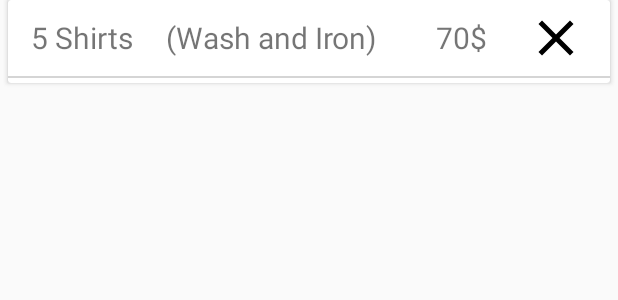
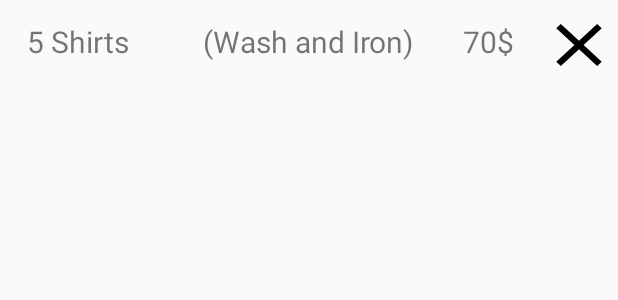
Before and after one commit to jainmihir26/LaundryHomeApp, an Android app: the layout recyclerview_cart_item.xml on its own in the app's theme, with its tools: preview values and no code run, on a phone screen of 412 x 824 dp. Shown: the top 300 px of the screen. Run offline under Robolectric (Android 15) with nearby library versions, the phone set to English and light mode, and no system bars; network calls fail.

Commit message:
this is branch9

```diff
--- a/app/src/main/java/com/example/stet/Activities/EditAccountActivity.java
+++ b/app/src/main/java/com/example/stet/Activities/EditAccountActivity.java
@@ -41,6 +41,12 @@ public class EditAccountActivity extends AppCompatActivity {
         super.onCreate(savedInstanceState);
         setContentView(R.layout.activity_edit_account);
         init();
+
+        SharedPreferencesConfig sharedPreferencesConfig = new SharedPreferencesConfig(getApplicationContext());
+
+        mFirstName.setText(sharedPreferencesConfig.read_full_name().split(" ")[0]);
+        mLastName.setText(sharedPreferencesConfig.read_full_name().split(" ")[1]);
+        mEmail.setText(sharedPreferencesConfig.read_email());
 
         mSave.setOnClickListener(new View.OnClickListener() {
             @Override
--- a/app/src/main/java/com/example/stet/Activities/LoginActivity.java
+++ b/app/src/main/java/com/example/stet/Activities/LoginActivity.java
@@ -93,7 +93,7 @@ public class LoginActivity extends AppCompatActivity {
                     StringRequest stringRequest = new StringRequest(Request.Method.POST, Urls.urlLogin, new Response.Listener<String>() {
                         @Override
                         public void onResponse(String response) {
-                            Toast.makeText(LoginActivity.this,response, Toast.LENGTH_SHORT).show();
+                            //Toast.makeText(LoginActivity.this,response, Toast.LENGTH_SHORT).show();
                             parseData(response);
                             loadingDialog.dismissDialog();
                         }
--- a/app/src/main/java/com/example/stet/Activities/RegisterActivity.java
+++ b/app/src/main/java/com/example/stet/Activities/RegisterActivity.java
@@ -96,7 +96,7 @@ public class RegisterActivity extends AppCompatActivity {
                     StringRequest stringRequest = new StringRequest(Request.Method.POST, Urls.registerUrl, new Response.Listener<String>() {
                         @Override
                         public void onResponse(String response) {
-                            Toast.makeText(RegisterActivity.this, response, Toast.LENGTH_SHORT).show();
+                            //Toast.makeText(RegisterActivity.this, response, Toast.LENGTH_SHORT).show();
                             parseData(response);
 
                         }
--- a/app/src/main/java/com/example/stet/Activities/UpiPaymentActivity.java
+++ b/app/src/main/java/com/example/stet/Activities/UpiPaymentActivity.java
@@ -284,7 +284,9 @@ public class UpiPaymentActivity extends AppCompatActivity {
                 new DialogInterface.OnClickListener() {
                     public void onClick(DialogInterface dialog,
                                         int which) {
-                        startActivity(new Intent(UpiPaymentActivity.this,MainActivity.class));
+                        Intent intent = new Intent(UpiPaymentActivity.this,MainActivity.class);
+                        intent.setFlags(Intent.FLAG_ACTIVITY_NEW_TASK | Intent.FLAG_ACTIVITY_CLEAR_TASK);
+                        startActivity(intent);
                         finish();
                     }
                 });
--- a/app/src/main/java/com/example/stet/Fragment/PastOrder.java
+++ b/app/src/main/java/com/example/stet/Fragment/PastOrder.java
@@ -60,7 +60,7 @@ public class PastOrder extends Fragment {
         StringRequest stringRequest = new StringRequest(Request.Method.POST, Urls.getOrderUrl, new Response.Listener<String>() {
             @Override
             public void onResponse(String response) {
-                Toast.makeText(getActivity(),response, Toast.LENGTH_SHORT).show();
+                //Toast.makeText(getActivity(),response, Toast.LENGTH_SHORT).show();
                 parseData(response);
             }
         }, new Response.ErrorListener() {
--- a/app/src/main/java/com/example/stet/Helper/Urls.java
+++ b/app/src/main/java/com/example/stet/Helper/Urls.java
@@ -1,7 +1,8 @@
 package com.example.stet.Helper;
 
 public class Urls {
-    final  public static String mainUrl="http://192.168.0.104:8000/apis/";
+    //final  public static String mainUrl="http://192.168.0.107:8001/apis/";
+    final  public static String mainUrl="https://mylastdemo.herokuapp.com/apis/";
     final public static String urlLogin = mainUrl+"login/";
     final public static String mapsUrl=mainUrl+"add_address/";
     final public static String verifyOtpUrl=mainUrl+"verify_otp/";
--- a/app/src/main/res/drawable/detect_location_button.xml
+++ b/app/src/main/res/drawable/detect_location_button.xml
@@ -2,5 +2,5 @@
 <shape xmlns:android="http://schemas.android.com/apk/res/android">
     <corners android:radius="200dp" />
     <stroke android:color="#000000" android:width="3dp" />
-    <solid android:color="#0004ff" />
+    <solid android:color="@color/active_dots" />
 </shape>
--- a/app/src/main/res/layout/activity_enter.xml
+++ b/app/src/main/res/layout/activity_enter.xml
@@ -27,7 +27,6 @@
         android:id="@+id/password_enterId"
         android:maxLength="6"
         android:maxLines="1"
-        android:inputType="numberDecimal"
         android:hint="Enter password"
         />
 
--- a/app/src/main/res/layout/activity_maps.xml
+++ b/app/src/main/res/layout/activity_maps.xml
@@ -80,7 +80,7 @@
         android:text="DETECT LOCATION"
         android:textColor="@color/white" />
 
-    <EditText android:layout_height="50dp"
+    <EditText android:layout_height="wrap_content"
         android:layout_width="match_parent"
         android:id="@+id/map_mainAddressId"
         android:layout_below="@+id/detectLocationBt"
--- a/app/src/main/res/layout/fragment_account.xml
+++ b/app/src/main/res/layout/fragment_account.xml
@@ -89,7 +89,7 @@
         <TextView
             android:id="@+id/accountF_userAddressId"
             android:layout_width="300dp"
-            android:layout_height="55dp"
+            android:layout_height="wrap_content"
             android:layout_marginLeft="25dp"
             android:layout_marginStart="25dp"
             android:layout_marginTop="5dp"
--- a/app/src/main/res/layout/recyclerview_cart_item.xml
+++ b/app/src/main/res/layout/recyclerview_cart_item.xml
@@ -1,77 +1,49 @@
 <?xml version="1.0" encoding="utf-8"?>
-<androidx.cardview.widget.CardView xmlns:android="http://schemas.android.com/apk/res/android"
-    android:orientation="vertical"
+<LinearLayout xmlns:android="http://schemas.android.com/apk/res/android"
+    android:orientation="horizontal"
     android:layout_width="match_parent"
     android:layout_height="55dp"
-    android:layout_marginLeft="5dp"
-    android:layout_marginRight="5dp"
+    android:weightSum="8"
     >
 
-    <LinearLayout
-        android:layout_width="wrap_content"
-        android:layout_height="wrap_content"
-        android:orientation="vertical">
-
-        <RelativeLayout
-            android:layout_width="match_parent"
-            android:layout_height="match_parent"
-            android:orientation="horizontal"
-            android:padding="5dp">
 
     <TextView
         android:id="@+id/cloth_quntity_type_recycler_view_item"
-                android:layout_width="wrap_content"
-                android:layout_height="wrap_content"
-                android:layout_centerVertical="true"
-                android:layout_marginLeft="10dp"
-                android:layout_marginStart="10dp"
+        android:layout_width="0dp"
+        android:layout_height="match_parent"
+        android:textAlignment="center"
+        android:layout_weight="2"
         android:text="5 Shirts"
+        android:gravity="center"
         android:textSize="20sp" />
+
 
     <TextView
         android:id="@+id/service_type_cart"
-                android:layout_width="wrap_content"
-                android:layout_height="wrap_content"
-                android:layout_marginLeft="100dp"
-                android:layout_marginStart="100dp"
-                android:layout_centerVertical="true"
+        android:layout_width="0dp"
+        android:layout_weight="4"
+        android:layout_height="match_parent"
+        android:textAlignment="center"
         android:text="(Wash and Iron)"
+        android:gravity="center"
         android:textSize="20sp" />
+
 
     <TextView
         android:id="@+id/cost_per_item_textView"
-                android:layout_width="wrap_content"
+        android:layout_width="0dp"
+        android:layout_weight="1"
         android:layout_height="wrap_content"
-                android:layout_marginStart="280dp"
-                android:layout_marginLeft="280dp"
         android:text="70$"
-                android:layout_centerVertical="true"
         android:textSize="20sp" />
+
 
     <Button
         android:id="@+id/delete_item_cart"
-                android:layout_width="40dp"
-                android:layout_height="40dp"
-                android:layout_marginStart="340dp"
-                android:layout_marginLeft="330dp"
+        android:layout_width="0dp"
+        android:layout_weight="1"
+        android:layout_height="wrap_content"
         android:background="@drawable/cross"
         android:gravity="center"/>
 
-        </RelativeLayout>
-
-
-        <View
-            android:layout_alignParentBottom="true"
-            android:layout_width="match_parent"
-            android:layout_height="1dp"
-            android:alpha=".5"
-            android:background="@android:color/darker_gray"
-            />
 </LinearLayout>
-
-
-
-
-
-
-</androidx.cardview.widget.CardView>
```
Also changed, not shown: app/src/main/java/com/example/stet/Activities/MapsActivity.java (+6 -6 lines), app/src/main/java/com/example/stet/Activities/Order.java (+23 -1 lines), app/src/main/java/com/example/stet/Fragment/CartFragment.java (+79 -0 lines), app/src/main/java/com/example/stet/Fragment/CurrentOrder.java (+2 -5 lines). Lines whose indentation alone changed are shown as unchanged.
